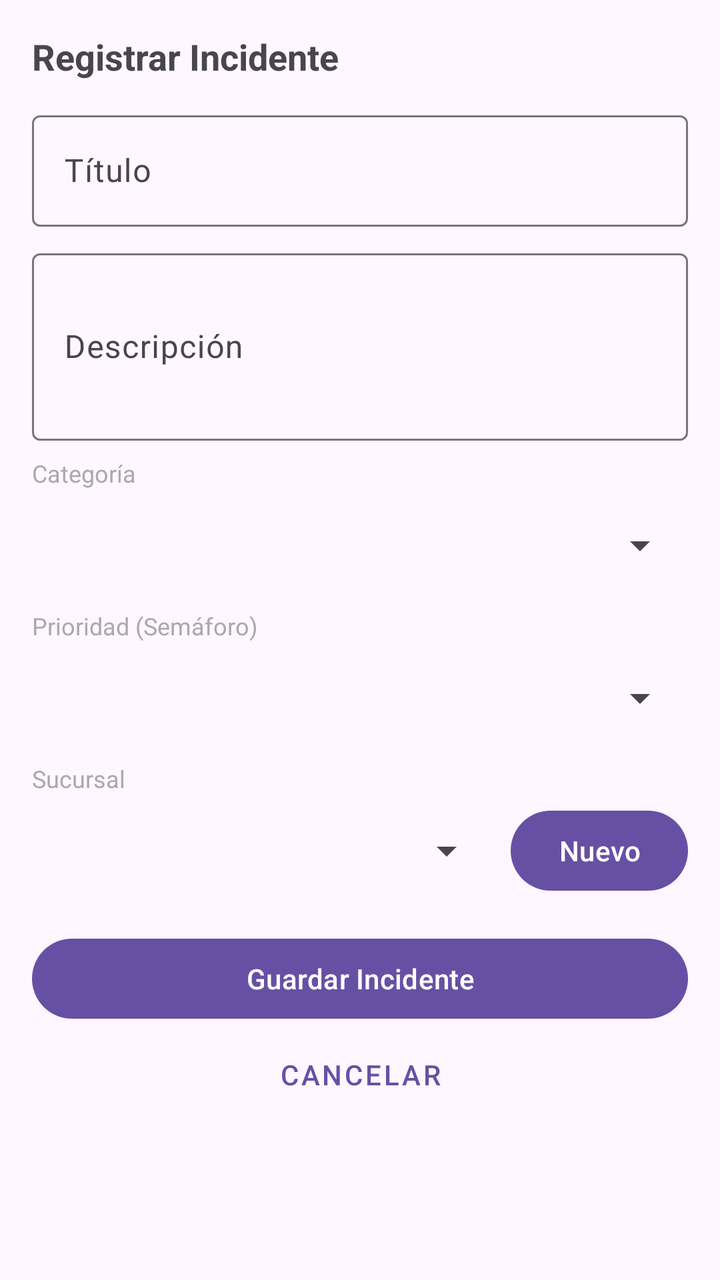
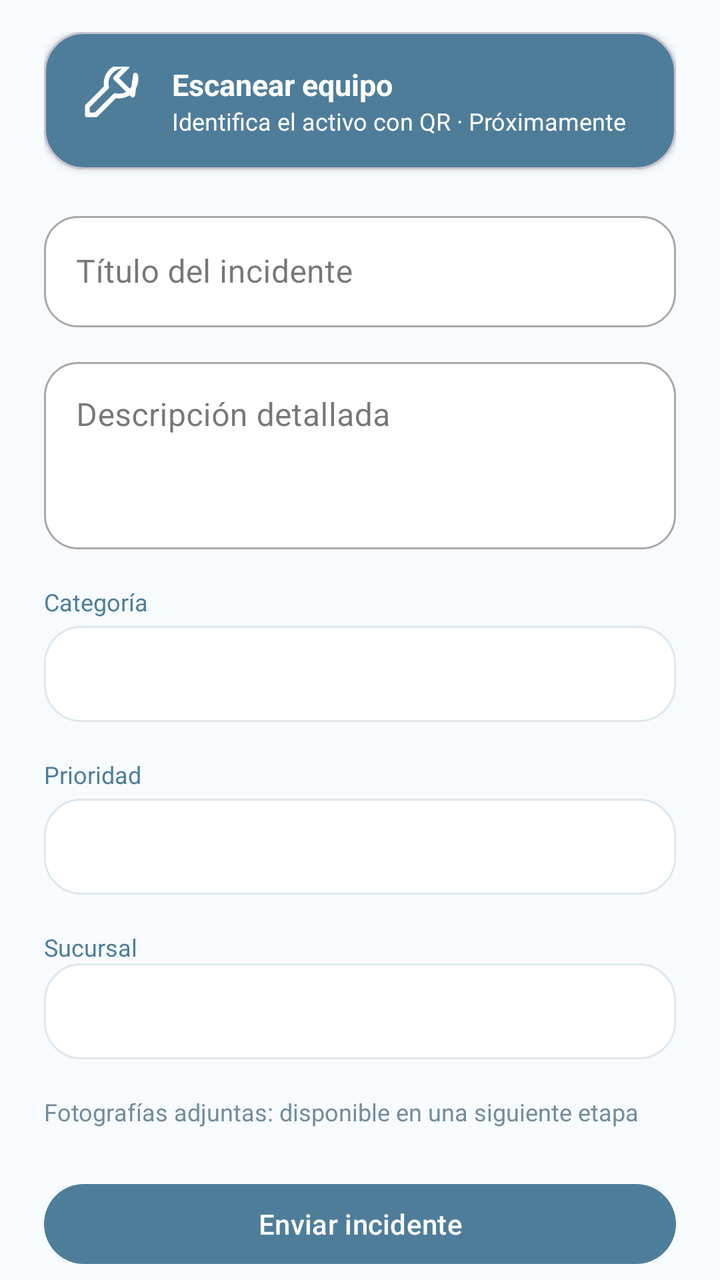

The first picture is an Android layout as it rendered before a commit; the second is the same layout after the commit. The layout source and the unified diff follow.
<!-- AndroidManifest.xml: application theme Theme.PY_DAMB2026II -->
<!-- res/layout/fragment_add_incident.xml -->
<?xml version="1.0" encoding="utf-8"?>
<androidx.core.widget.NestedScrollView xmlns:android="http://schemas.android.com/apk/res/android"
    xmlns:app="http://schemas.android.com/apk/res-auto"
    xmlns:tools="http://schemas.android.com/tools"
    android:layout_width="match_parent"
    android:layout_height="match_parent"
    tools:context=".AddIncidentFragment">

    <androidx.constraintlayout.widget.ConstraintLayout
        android:layout_width="match_parent"
        android:layout_height="wrap_content"
        android:padding="16dp">

        <TextView
            android:id="@+id/lblAgregarIncidente"
            android:layout_width="wrap_content"
            android:layout_height="wrap_content"
            android:text="Registrar Incidente"
            android:textSize="18sp"
            android:textStyle="bold"
            app:layout_constraintTop_toTopOf="parent"
            app:layout_constraintStart_toStartOf="parent" />

        <com.google.android.material.textfield.TextInputLayout
            android:id="@+id/titulo_incident_text_input"
            android:layout_width="match_parent"
            android:layout_height="wrap_content"
            android:hint="Título"
            app:layout_constraintTop_toBottomOf="@+id/lblAgregarIncidente"
            app:layout_constraintStart_toStartOf="parent"
            app:layout_constraintEnd_toEndOf="parent"
            android:layout_marginTop="12dp">
            <com.google.android.material.textfield.TextInputEditText
                android:id="@+id/titulo_edit_text"
                android:layout_width="match_parent"
                android:layout_height="wrap_content"
                android:inputType="text"
                android:maxLines="1"/>
        </com.google.android.material.textfield.TextInputLayout>

        <com.google.android.material.textfield.TextInputLayout
            android:id="@+id/descripcion_incident_text_input"
            android:layout_width="match_parent"
            android:layout_height="wrap_content"
            android:hint="Descripción"
            app:layout_constraintTop_toBottomOf="@+id/titulo_incident_text_input"
            app:layout_constraintStart_toStartOf="parent"
            app:layout_constraintEnd_toEndOf="parent"
            android:layout_marginTop="8dp">
            <com.google.android.material.textfield.TextInputEditText
                android:id="@+id/descripcion_edit_text"
                android:layout_width="match_parent"
                android:layout_height="wrap_content"
                android:inputType="textMultiLine"
                android:minLines="3"/>
        </com.google.android.material.textfield.TextInputLayout>

        
        <TextView
            android:id="@+id/lblCategoria"
            android:layout_width="match_parent"
            android:layout_height="wrap_content"
            android:text="Categoría"
            android:textSize="12sp"
            android:textColor="@android:color/darker_gray"
            app:layout_constraintTop_toBottomOf="@+id/descripcion_incident_text_input"
            app:layout_constraintStart_toStartOf="parent"
            app:layout_constraintEnd_toEndOf="parent"
            android:layout_marginTop="8dp"/>

        <Spinner
            android:id="@+id/categoria_spinner"
            android:layout_width="match_parent"
            android:layout_height="48dp"
            app:layout_constraintTop_toBottomOf="@+id/lblCategoria"
            app:layout_constraintStart_toStartOf="parent"
            app:layout_constraintEnd_toEndOf="parent"
            android:layout_marginTop="4dp"/>

        <com.google.android.material.textfield.TextInputLayout
            android:id="@+id/categoria_custom_input"
            android:layout_width="match_parent"
            android:layout_height="wrap_content"
            android:hint="Especifique otra categoría"
            android:visibility="gone"
            app:layout_constraintTop_toBottomOf="@+id/categoria_spinner"
            app:layout_constraintStart_toStartOf="parent"
            app:layout_constraintEnd_toEndOf="parent"
            android:layout_marginTop="8dp">
            <com.google.android.material.textfield.TextInputEditText
                android:id="@+id/categoria_custom_edit"
                android:layout_width="match_parent"
                android:layout_height="wrap_content"
                android:inputType="text"
                android:maxLines="1"/>
        </com.google.android.material.textfield.TextInputLayout>

        
        <TextView
            android:id="@+id/lblPrioridad"
            android:layout_width="match_parent"
            android:layout_height="wrap_content"
            android:text="Prioridad (Semáforo)"
            android:textSize="12sp"
            android:textColor="@android:color/darker_gray"
            app:layout_constraintTop_toBottomOf="@+id/categoria_custom_input"
            app:layout_constraintStart_toStartOf="parent"
            app:layout_constraintEnd_toEndOf="parent"
            android:layout_marginTop="8dp"/>

        <Spinner
            android:id="@+id/prioridad_spinner"
            android:layout_width="match_parent"
            android:layout_height="48dp"
            app:layout_constraintTop_toBottomOf="@+id/lblPrioridad"
            app:layout_constraintStart_toStartOf="parent"
            app:layout_constraintEnd_toEndOf="parent"
            android:layout_marginTop="4dp"/>

        
        <TextView
            android:id="@+id/lblSucursal"
            android:layout_width="match_parent"
            android:layout_height="wrap_content"
            android:text="Sucursal"
            android:textSize="12sp"
            android:textColor="@android:color/darker_gray"
            app:layout_constraintTop_toBottomOf="@+id/prioridad_spinner"
            app:layout_constraintStart_toStartOf="parent"
            app:layout_constraintEnd_toEndOf="parent"
            android:layout_marginTop="8dp"/>

        <Spinner
            android:id="@+id/sucursal_spinner"
            android:layout_width="0dp"
            android:layout_height="48dp"
            app:layout_constraintTop_toBottomOf="@+id/lblSucursal"
            app:layout_constraintStart_toStartOf="parent"
            app:layout_constraintEnd_toStartOf="@+id/btn_ir_registrar_sucursal"
            android:layout_marginTop="4dp"
            android:layout_marginEnd="8dp"/>

        <Button
            android:id="@+id/btn_ir_registrar_sucursal"
            android:layout_width="wrap_content"
            android:layout_height="wrap_content"
            android:text="Nuevo"
            app:layout_constraintTop_toTopOf="@+id/sucursal_spinner"
            app:layout_constraintBottom_toBottomOf="@+id/sucursal_spinner"
            app:layout_constraintEnd_toEndOf="parent"/>

        <com.google.android.material.button.MaterialButton
            android:id="@+id/add_incident_button"
            android:layout_width="match_parent"
            android:layout_height="wrap_content"
            android:text="Guardar Incidente"
            android:layout_marginTop="16dp"
            app:layout_constraintTop_toBottomOf="@+id/sucursal_spinner"
            app:layout_constraintStart_toStartOf="parent"
            app:layout_constraintEnd_toEndOf="parent"/>

        <com.google.android.material.button.MaterialButton
            android:id="@+id/cancel_add_incident_button"
            style="@style/Widget.MaterialComponents.Button.TextButton"
            android:layout_width="match_parent"
            android:layout_height="wrap_content"
            android:text="Cancelar"
            app:layout_constraintTop_toBottomOf="@+id/add_incident_button"
            app:layout_constraintStart_toStartOf="parent"
            app:layout_constraintEnd_toEndOf="parent"/>

    </androidx.constraintlayout.widget.ConstraintLayout>
</androidx.core.widget.NestedScrollView>
<!-- resources referenced by this layout -->
<resources>
  <style name="Theme.PY_DAMB2026II" parent="Base.Theme.PY_DAMB2026II" />
  <style name="Base.Theme.PY_DAMB2026II" parent="Theme.Material3.DayNight.NoActionBar">
          
          
      </style>
</resources>

<!-- the commit's change to res/layout/fragment_add_incident.xml (unified diff, before → after) -->
@@ -1,173 +1,237 @@
 <?xml version="1.0" encoding="utf-8"?>
-<androidx.core.widget.NestedScrollView xmlns:android="http://schemas.android.com/apk/res/android"
+<androidx.core.widget.NestedScrollView
+    xmlns:android="http://schemas.android.com/apk/res/android"
     xmlns:app="http://schemas.android.com/apk/res-auto"
-    xmlns:tools="http://schemas.android.com/tools"
     android:layout_width="match_parent"
     android:layout_height="match_parent"
-    tools:context=".AddIncidentFragment">
-
-    <androidx.constraintlayout.widget.ConstraintLayout
+    android:fillViewport="true"
+    android:background="@color/productGridBackgroundColor">
+
+    <LinearLayout
         android:layout_width="match_parent"
         android:layout_height="wrap_content"
-        android:padding="16dp">
-
-        <TextView
-            android:id="@+id/lblAgregarIncidente"
-            android:layout_width="wrap_content"
-            android:layout_height="wrap_content"
-            android:text="Registrar Incidente"
-            android:textSize="18sp"
-            android:textStyle="bold"
-            app:layout_constraintTop_toTopOf="parent"
-            app:layout_constraintStart_toStartOf="parent" />
-
+        android:orientation="vertical"
+        android:paddingStart="22dp"
+        android:paddingEnd="22dp"
+        android:paddingTop="16dp"
+        android:paddingBottom="20dp">
+
+        
+        <com.google.android.material.card.MaterialCardView
+            android:layout_width="match_parent"
+            android:layout_height="wrap_content"
+            app:cardCornerRadius="20dp"
+            app:cardBackgroundColor="@color/colorPrimary"
+            app:cardElevation="2dp">
+
+            <LinearLayout
+                android:layout_width="match_parent"
+                android:layout_height="wrap_content"
+                android:orientation="horizontal"
+                android:gravity="center_vertical"
+                android:padding="16dp">
+
+                <ImageView
+                    android:layout_width="34dp"
+                    android:layout_height="34dp"
+                    android:src="@drawable/ic_tool_simple"
+                    app:tint="@color/white"/>
+
+                <LinearLayout
+                    android:layout_width="0dp"
+                    android:layout_weight="1"
+                    android:layout_height="wrap_content"
+                    android:orientation="vertical"
+                    android:layout_marginStart="14dp">
+
+                    <TextView
+                        android:layout_width="wrap_content"
+                        android:layout_height="wrap_content"
+                        android:text="Escanear equipo"
+                        android:textColor="@color/white"
+                        android:textStyle="bold"
+                        android:textSize="15sp"/>
+
+                    <TextView
+                        android:layout_width="wrap_content"
+                        android:layout_height="wrap_content"
+                        android:text="Identifica el activo con QR · Próximamente"
+                        android:textColor="@color/white"
+                        android:textSize="12sp"/>
+
+                </LinearLayout>
+            </LinearLayout>
+        </com.google.android.material.card.MaterialCardView>
+
+        
         <com.google.android.material.textfield.TextInputLayout
             android:id="@+id/titulo_incident_text_input"
-            android:layout_width="match_parent"
-            android:layout_height="wrap_content"
-            android:hint="Título"
-            app:layout_constraintTop_toBottomOf="@+id/lblAgregarIncidente"
-            app:layout_constraintStart_toStartOf="parent"
-            app:layout_constraintEnd_toEndOf="parent"
-            android:layout_marginTop="12dp">
+            style="@style/Widget.MaterialComponents.TextInputLayout.OutlinedBox"
+            android:layout_width="match_parent"
+            android:layout_height="wrap_content"
+            android:layout_marginTop="18dp"
+            android:hint="Título del incidente"
+            app:boxBackgroundColor="@color/white"
+            app:boxCornerRadiusTopStart="17dp"
+            app:boxCornerRadiusTopEnd="17dp"
+            app:boxCornerRadiusBottomStart="17dp"
+            app:boxCornerRadiusBottomEnd="17dp">
+
             <com.google.android.material.textfield.TextInputEditText
                 android:id="@+id/titulo_edit_text"
                 android:layout_width="match_parent"
                 android:layout_height="wrap_content"
-                android:inputType="text"
+                android:minHeight="48dp"
+                android:inputType="textCapSentences"
                 android:maxLines="1"/>
+
         </com.google.android.material.textfield.TextInputLayout>
 
+        
         <com.google.android.material.textfield.TextInputLayout
             android:id="@+id/descripcion_incident_text_input"
-            android:layout_width="match_parent"
-            android:layout_height="wrap_content"
-            android:hint="Descripción"
-            app:layout_constraintTop_toBottomOf="@+id/titulo_incident_text_input"
-            app:layout_constraintStart_toStartOf="parent"
-            app:layout_constraintEnd_toEndOf="parent"
-            android:layout_marginTop="8dp">
+            style="@style/Widget.MaterialComponents.TextInputLayout.OutlinedBox"
+            android:layout_width="match_parent"
+            android:layout_height="wrap_content"
+            android:layout_marginTop="12dp"
+            android:hint="Descripción detallada"
+            app:boxBackgroundColor="@color/white"
+            app:boxCornerRadiusTopStart="17dp"
+            app:boxCornerRadiusTopEnd="17dp"
+            app:boxCornerRadiusBottomStart="17dp"
+            app:boxCornerRadiusBottomEnd="17dp">
+
             <com.google.android.material.textfield.TextInputEditText
                 android:id="@+id/descripcion_edit_text"
                 android:layout_width="match_parent"
                 android:layout_height="wrap_content"
-                android:inputType="textMultiLine"
-                android:minLines="3"/>
+                android:minHeight="80dp"
+                android:minLines="3"
+                android:gravity="top|start"
+                android:inputType="textMultiLine"/>
+
         </com.google.android.material.textfield.TextInputLayout>
 
         
         <TextView
             android:id="@+id/lblCategoria"
-            android:layout_width="match_parent"
-            android:layout_height="wrap_content"
+            android:layout_width="wrap_content"
+            android:layout_height="wrap_content"
+            android:layout_marginTop="18dp"
             android:text="Categoría"
             android:textSize="12sp"
-            android:textColor="@android:color/darker_gray"
-            app:layout_constraintTop_toBottomOf="@+id/descripcion_incident_text_input"
-            app:layout_constraintStart_toStartOf="parent"
-            app:layout_constraintEnd_toEndOf="parent"
-            android:layout_marginTop="8dp"/>
+            android:textColor="@color/colorPrimary"/>
 
         <Spinner
             android:id="@+id/categoria_spinner"
             android:layout_width="match_parent"
             android:layout_height="48dp"
-            app:layout_constraintTop_toBottomOf="@+id/lblCategoria"
-            app:layout_constraintStart_toStartOf="parent"
-            app:layout_constraintEnd_toEndOf="parent"
-            android:layout_marginTop="4dp"/>
-
+            android:layout_marginTop="4dp"
+            android:background="@drawable/bg_input"
+            android:paddingHorizontal="14dp"/>
+
+        
         <com.google.android.material.textfield.TextInputLayout
             android:id="@+id/categoria_custom_input"
-            android:layout_width="match_parent"
-            android:layout_height="wrap_content"
-            android:hint="Especifique otra categoría"
+            style="@style/Widget.MaterialComponents.TextInputLayout.OutlinedBox"
+            android:layout_width="match_parent"
+            android:layout_height="wrap_content"
+            android:layout_marginTop="12dp"
+            android:hint="Especificar otra categoría"
             android:visibility="gone"
-            app:layout_constraintTop_toBottomOf="@+id/categoria_spinner"
-            app:layout_constraintStart_toStartOf="parent"
-            app:layout_constraintEnd_toEndOf="parent"
-            android:layout_marginTop="8dp">
+            app:boxBackgroundColor="@color/white">
+
             <com.google.android.material.textfield.TextInputEditText
                 android:id="@+id/categoria_custom_edit"
                 android:layout_width="match_parent"
                 android:layout_height="wrap_content"
-                android:inputType="text"
-                android:maxLines="1"/>
+                android:inputType="text"/>
+
         </com.google.android.material.textfield.TextInputLayout>
 
         
         <TextView
             android:id="@+id/lblPrioridad"
-            android:layout_width="match_parent"
-            android:layout_height="wrap_content"
-            android:text="Prioridad (Semáforo)"
-            android:textSize="12sp"
-            android:textColor="@android:color/darker_gray"
-            app:layout_constraintTop_toBottomOf="@+id/categoria_custom_input"
-            app:layout_constraintStart_toStartOf="parent"
-            app:layout_constraintEnd_toEndOf="parent"
-            android:layout_marginTop="8dp"/>
+            android:layout_width="wrap_content"
+            android:layout_height="wrap_content"
+            android:layout_marginTop="18dp"
+            android:text="Prioridad"
+            android:textSize="12sp"
+            android:textColor="@color/colorPrimary"/>
 
         <Spinner
             android:id="@+id/prioridad_spinner"
             android:layout_width="match_parent"
             android:layout_height="48dp"
-            app:layout_constraintTop_toBottomOf="@+id/lblPrioridad"
-            app:layout_constraintStart_toStartOf="parent"
-            app:layout_constraintEnd_toEndOf="parent"
-            android:layout_marginTop="4dp"/>
+            android:layout_marginTop="4dp"
+            android:background="@drawable/bg_input"
+            android:paddingHorizontal="14dp"/>
 
         
         <TextView
             android:id="@+id/lblSucursal"
-            android:layout_width="match_parent"
-            android:layout_height="wrap_content"
+            android:layout_width="wrap_content"
+            android:layout_height="wrap_content"
+            android:layout_marginTop="18dp"
             android:text="Sucursal"
             android:textSize="12sp"
-            android:textColor="@android:color/darker_gray"
-            app:layout_constraintTop_toBottomOf="@+id/prioridad_spinner"
-            app:layout_constraintStart_toStartOf="parent"
-            app:layout_constraintEnd_toEndOf="parent"
-            android:layout_marginTop="8dp"/>
-
-        <Spinner
-            android:id="@+id/sucursal_spinner"
-            android:layout_width="0dp"
-            android:layout_height="48dp"
-            app:layout_constraintTop_toBottomOf="@+id/lblSucursal"
-            app:layout_constraintStart_toStartOf="parent"
-            app:layout_constraintEnd_toStartOf="@+id/btn_ir_registrar_sucursal"
-            android:layout_marginTop="4dp"
-            android:layout_marginEnd="8dp"/>
-
-        <Button
-            android:id="@+id/btn_ir_registrar_sucursal"
-            android:layout_width="wrap_content"
-            android:layout_height="wrap_content"
-            android:text="Nuevo"
-            app:layout_constraintTop_toTopOf="@+id/sucursal_spinner"
-            app:layout_constraintBottom_toBottomOf="@+id/sucursal_spinner"
-            app:layout_constraintEnd_toEndOf="parent"/>
-
+            android:textColor="@color/colorPrimary"/>
+
+        <LinearLayout
+            android:layout_width="match_parent"
+            android:layout_height="wrap_content"
+            android:orientation="horizontal"
+            android:gravity="center_vertical">
+
+            <Spinner
+                android:id="@+id/sucursal_spinner"
+                android:layout_width="match_parent"
+                android:layout_height="48dp"
+                android:background="@drawable/bg_input"
+                android:paddingHorizontal="12dp"/>
+
+            <com.google.android.material.button.MaterialButton
+                android:id="@+id/btn_ir_registrar_sucursal"
+                android:layout_width="wrap_content"
+                android:layout_height="48dp"
+                android:visibility="gone"
+                android:text="Nueva"
+                android:textAllCaps="false"
+                app:cornerRadius="18dp"/>
+
+        </LinearLayout>
+
+        
+        <TextView
+            android:layout_width="match_parent"
+            android:layout_height="wrap_content"
+            android:layout_marginTop="18dp"
+            android:text="Fotografías adjuntas: disponible en una siguiente etapa"
+            android:textSize="12sp"
+            android:textColor="@color/textSecondary"/>
+
+        
         <com.google.android.material.button.MaterialButton
             android:id="@+id/add_incident_button"
             android:layout_width="match_parent"
-            android:layout_height="wrap_content"
-            android:text="Guardar Incidente"
-            android:layout_marginTop="16dp"
-            app:layout_constraintTop_toBottomOf="@+id/sucursal_spinner"
-            app:layout_constraintStart_toStartOf="parent"
-            app:layout_constraintEnd_toEndOf="parent"/>
-
+            android:layout_height="48dp"
+            android:layout_marginTop="24dp"
+            android:text="Enviar incidente"
+            android:textAllCaps="false"
+            android:textSize="14sp"
+            app:cornerRadius="26dp"
+            app:backgroundTint="@color/colorPrimary"/>
+
+        
         <com.google.android.material.button.MaterialButton
             android:id="@+id/cancel_add_incident_button"
             style="@style/Widget.MaterialComponents.Button.TextButton"
             android:layout_width="match_parent"
             android:layout_height="wrap_content"
             android:text="Cancelar"
-            app:layout_constraintTop_toBottomOf="@+id/add_incident_button"
-            app:layout_constraintStart_toStartOf="parent"
-            app:layout_constraintEnd_toEndOf="parent"/>
-
-    </androidx.constraintlayout.widget.ConstraintLayout>
+            android:textAllCaps="false"
+            android:layout_marginBottom="20dp"/>
+
+    </LinearLayout>
+
 </androidx.core.widget.NestedScrollView>
<!-- resource entries referenced after the edit -->
@@ -1,6 +1,20 @@
 <!-- resources referenced by this layout -->
 <resources>
+  <color name="colorPrimary">#4E7D9A</color>
+  <color name="productGridBackgroundColor">#F7FBFD</color>
+  <color name="textSecondary">#738C9D</color>
+  <color name="white">#FFFFFFFF</color>
+  <!-- drawable bg_input (drawable) -->
+  <?xml version="1.0" encoding="utf-8"?>
+  <shape xmlns:android="http://schemas.android.com/apk/res/android" android:shape="rectangle">
+   <solid android:color="@color/white"/><corners android:radius="18dp"/><stroke android:width="1dp" android:color="@color/softBorder" />
+  </shape>
+  <!-- drawable ic_tool_simple (drawable) -->
+  <vector xmlns:android="http://schemas.android.com/apk/res/android" android:width="24dp" android:height="24dp" android:viewportWidth="24" android:viewportHeight="24">
+  <path android:fillColor="@android:color/transparent" android:strokeColor="#FF4E7D9A" android:strokeWidth="1.7" android:strokeLineCap="round" android:strokeLineJoin="round" android:pathData="M21 3a6 6 0 0 1-7.2 7.2L7 17l-3 0 0-3 6.8-6.8A6 6 0 0 1 18 0l-4 4 6 6z" />
+  </vector>
   <style name="Theme.PY_DAMB2026II" parent="Base.Theme.PY_DAMB2026II" />
+  <color name="softBorder">#DEE8EE</color>
   <style name="Base.Theme.PY_DAMB2026II" parent="Theme.Material3.DayNight.NoActionBar">
           
           
